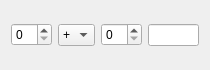
Before: the Qt Designer form 2nd semester/hw04/02/simpleCalculator.ui in Axroy/SPbSU_study, drawn with Qt 5.
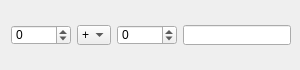
After: the same form once the commit is applied.

Diff of the .ui file:
```diff
--- a/2nd semester/hw04/02/simpleCalculator.ui
+++ b/2nd semester/hw04/02/simpleCalculator.ui
@@ -6,19 +6,19 @@
    <rect>
     <x>0</x>
     <y>0</y>
-    <width>210</width>
+    <width>300</width>
     <height>70</height>
    </rect>
   </property>
   <property name="minimumSize">
    <size>
-    <width>210</width>
+    <width>300</width>
     <height>70</height>
    </size>
   </property>
   <property name="maximumSize">
    <size>
-    <width>210</width>
+    <width>300</width>
     <height>70</height>
    </size>
   </property>
@@ -29,10 +29,41 @@
    <item>
     <layout class="QHBoxLayout" name="mainLayout">
      <item>
-      <widget class="QSpinBox" name="firstNumber"/>
+      <widget class="QSpinBox" name="firstNumber">
+       <property name="minimumSize">
+        <size>
+         <width>60</width>
+         <height>20</height>
+        </size>
+       </property>
+       <property name="maximumSize">
+        <size>
+         <width>16777215</width>
+         <height>20</height>
+        </size>
+       </property>
+       <property name="minimum">
+        <number>-99999</number>
+       </property>
+       <property name="maximum">
+        <number>99999</number>
+       </property>
+      </widget>
      </item>
      <item>
       <widget class="QComboBox" name="operation">
+       <property name="minimumSize">
+        <size>
+         <width>34</width>
+         <height>20</height>
+        </size>
+       </property>
+       <property name="maximumSize">
+        <size>
+         <width>34</width>
+         <height>20</height>
+        </size>
+       </property>
        <property name="editable">
         <bool>false</bool>
        </property>
@@ -65,10 +96,41 @@
       </widget>
      </item>
      <item>
-      <widget class="QSpinBox" name="secondNumber"/>
+      <widget class="QSpinBox" name="secondNumber">
+       <property name="minimumSize">
+        <size>
+         <width>60</width>
+         <height>20</height>
+        </size>
+       </property>
+       <property name="maximumSize">
+        <size>
+         <width>16777215</width>
+         <height>20</height>
+        </size>
+       </property>
+       <property name="minimum">
+        <number>-99999</number>
+       </property>
+       <property name="maximum">
+        <number>99999</number>
+       </property>
+      </widget>
      </item>
      <item>
       <widget class="QLineEdit" name="result">
+       <property name="minimumSize">
+        <size>
+         <width>108</width>
+         <height>20</height>
+        </size>
+       </property>
+       <property name="maximumSize">
+        <size>
+         <width>16777215</width>
+         <height>20</height>
+        </size>
+       </property>
        <property name="readOnly">
         <bool>true</bool>
        </property>
```
